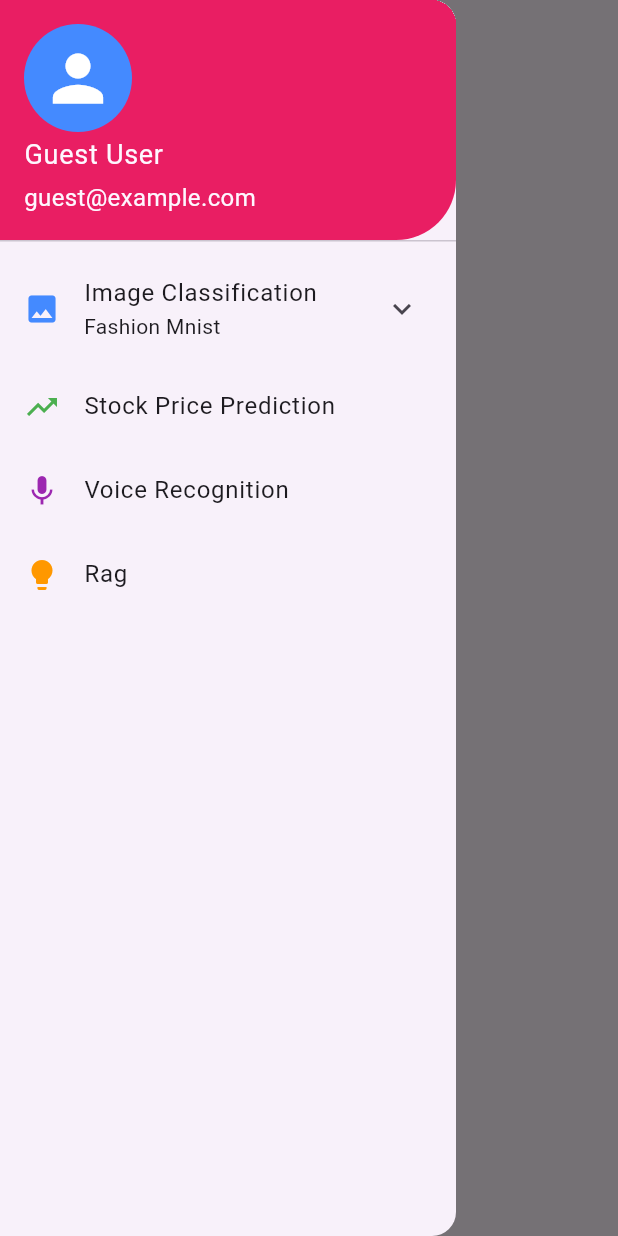
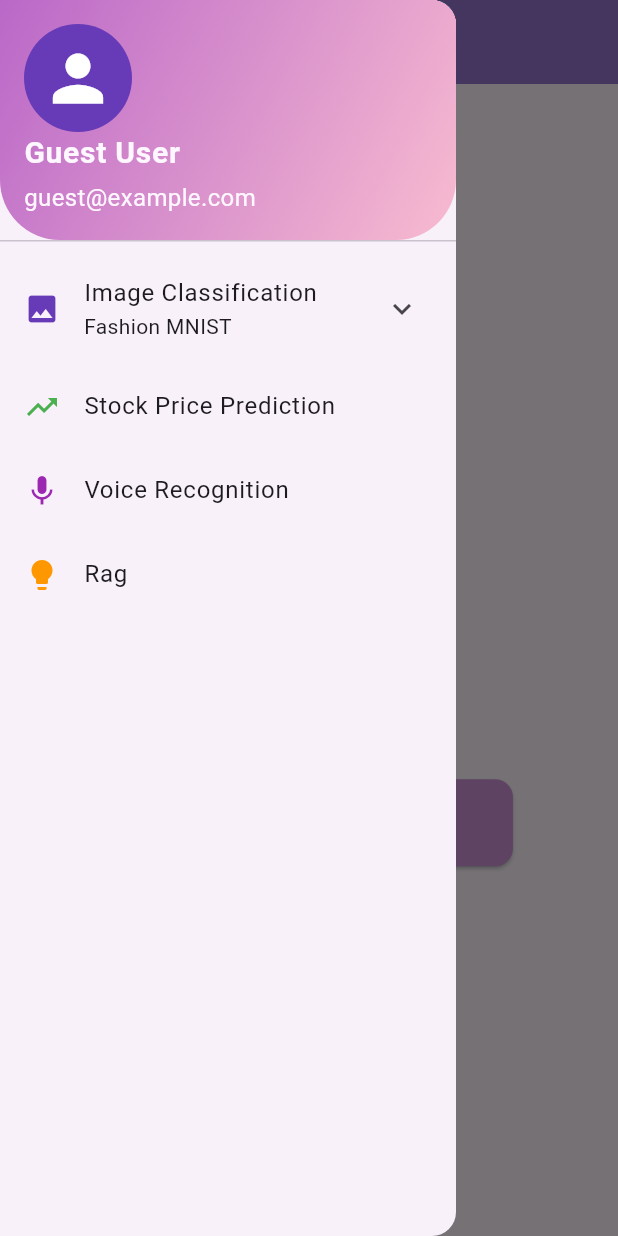
Before and after one commit to Soufiane4906/Flutter-Deep-Learning, a Flutter app: the HomePage screen opened directly with empty values, with the side drawer open, on a phone screen of 412 x 824 dp. Run offline on Flutter 3.47's test engine with Material 3 defaults, Android fonts, the phone set to English and light mode, and no system bars; our stand-ins replace firebase_auth, firebase_core, fl_chart, flutter_dotenv, google_generative_ai, image_picker and 1 more; accounts and stored records are empty.

Commit message:
first commit

```diff
--- a/lib/Widgets/app_drawer.dart
+++ b/lib/Widgets/app_drawer.dart
@@ -1,6 +1,7 @@
 import 'package:flutter/material.dart';
+import '../pages/stock.dart';  // Ensure this is correctly imported
 import '../pages/voice_recognition_page.dart';
-import '../pages/cnn_page.dart'; // Import CNN page
+import '../pages/cnn_page.dart';
 import '../pages/ann_page.dart';
 
 class AppDrawer extends StatelessWidget {
@@ -14,33 +15,41 @@ class AppDrawer extends StatelessWidget {
     return Drawer(
       child: Column(
         children: [
+          // Header with User Info
           UserAccountsDrawerHeader(
             accountName: Text(
               name.isNotEmpty ? name : 'Guest User',
-              style: const TextStyle(fontSize: 18),
+              style: const TextStyle(fontSize: 20, fontWeight: FontWeight.bold),
             ),
             accountEmail: Text(
               email.isNotEmpty ? email : 'guest@example.com',
               style: const TextStyle(fontSize: 16),
             ),
             currentAccountPicture: const CircleAvatar(
-              backgroundColor: Colors.blueAccent,
+              backgroundColor: Colors.deepPurple,
               child: Icon(Icons.person, size: 50, color: Colors.white),
             ),
-            decoration: const BoxDecoration(
-              color: Colors.pink,
-              borderRadius: BorderRadius.only(
+            decoration: BoxDecoration(
+              gradient: LinearGradient(
+                colors: [Colors.purple.shade300, Colors.pink.shade100],
+                begin: Alignment.topLeft,
+                end: Alignment.bottomRight,
+              ),
+              borderRadius: const BorderRadius.only(
                 bottomRight: Radius.circular(40),
+                bottomLeft: Radius.circular(40),
               ),
             ),
           ),
+
+          // Navigation Section: Image Classification
           ExpansionTile(
-            leading: const Icon(Icons.image, color: Colors.blueAccent),
+            leading: const Icon(Icons.image, color: Colors.deepPurple),
             title: const Text("Image Classification"),
-            subtitle: const Text("Fashion Mnist"),
+            subtitle: const Text("Fashion MNIST", style: TextStyle(fontSize: 14)),
             children: [
               ListTile(
-                title: const Text("ANN"),
+                title: const Text("ANN", style: TextStyle(fontSize: 16)),
                 onTap: () {
                   Navigator.of(context).pop();
                   Navigator.of(context).push(
@@ -49,7 +58,7 @@ class AppDrawer extends StatelessWidget {
                 },
               ),
               ListTile(
-                title: const Text("CNN"),
+                title: const Text("CNN", style: TextStyle(fontSize: 16)),
                 onTap: () {
                   Navigator.of(context).pop();
                   Navigator.of(context).push(
@@ -59,17 +68,23 @@ class AppDrawer extends StatelessWidget {
               ),
             ],
           ),
+
+          // Stock Price Prediction
           ListTile(
             leading: const Icon(Icons.trending_up, color: Colors.green),
-            title: const Text("Stock Price Prediction"),
+            title: const Text("Stock Price Prediction", style: TextStyle(fontSize: 16)),
             onTap: () {
               Navigator.of(context).pop();
-              // TODO: Navigate to Stock Price Prediction screen
+              Navigator.of(context).push(
+                MaterialPageRoute(builder: (context) => StockPredictionPage()), // Corrected navigation
+              );
             },
           ),
+
+          // Voice Recognition
           ListTile(
-            leading: Icon(Icons.mic, color: Colors.purple),
-            title: Text("Voice Recognition"),
+            leading: const Icon(Icons.mic, color: Colors.purple),
+            title: const Text("Voice Recognition", style: TextStyle(fontSize: 16)),
             onTap: () {
               Navigator.of(context).pop();
               Navigator.of(context).push(
@@ -77,9 +92,11 @@ class AppDrawer extends StatelessWidget {
               );
             },
           ),
+
+          // Rag Section
           ListTile(
             leading: const Icon(Icons.lightbulb, color: Colors.orange),
-            title: const Text("Rag"),
+            title: const Text("Rag", style: TextStyle(fontSize: 16)),
             onTap: () {
               Navigator.of(context).pop();
               // TODO: Navigate to Rag screen
--- a/lib/pages/home_page.dart
+++ b/lib/pages/home_page.dart
@@ -1,5 +1,6 @@
 import 'package:flutter/material.dart';
 import '../Widgets/app_drawer.dart'; // Import the AppDrawer
+import '../pages/voice_recognition_page.dart'; // Add other pages
 
 class HomePage extends StatelessWidget {
   final String name;
@@ -12,10 +13,48 @@ class HomePage extends StatelessWidget {
     return Scaffold(
       appBar: AppBar(
         title: const Text("Home Page"),
+        backgroundColor: Colors.deepPurple.shade300, // Matching with AppDrawer
       ),
       drawer: AppDrawer(name: name, email: email), // Pass name and email to AppDrawer
-      body: Center(
-        child: const Text("Welcome to the Home Page!"),
+      body: Padding(
+        padding: const EdgeInsets.all(16.0),
+        child: Center(
+          child: Column(
+            mainAxisAlignment: MainAxisAlignment.center,
+            crossAxisAlignment: CrossAxisAlignment.center,
+            children: [
+              const Icon(Icons.home, size: 100, color: Colors.deepPurple),
+              const SizedBox(height: 20),
+              Text(
+                "Welcome, $name!",
+                style: const TextStyle(fontSize: 24, fontWeight: FontWeight.bold, color: Colors.deepPurple),
+              ),
+              const SizedBox(height: 10),
+              Text(
+                "You're logged in as $email",
+                style: const TextStyle(fontSize: 16, color: Colors.black45),
+              ),
+              const SizedBox(height: 30),
+              ElevatedButton(
+                onPressed: () {
+                  // Navigate to the Voice Recognition Page or any other functionality
+                  Navigator.push(
+                    context,
+                    MaterialPageRoute(builder: (context) =>  VoiceRecognitionPage()),
+                  );
+                },
+                style: ElevatedButton.styleFrom(
+                  backgroundColor: Colors.purple.shade200,
+                  padding: const EdgeInsets.symmetric(vertical: 16, horizontal: 40),
+                  shape: RoundedRectangleBorder(
+                    borderRadius: BorderRadius.circular(12),
+                  ),
+                ),
+                child: const Text('Start Voice Recognition', style: TextStyle(fontSize: 18)),
+              ),
+            ],
+          ),
+        ),
       ),
     );
   }
--- a/pubspec.yaml
+++ b/pubspec.yaml
@@ -24,6 +24,8 @@ dependencies:
   file_picker: ^5.2.3
   path_provider: ^2.0.11
   http_parser: ^4.0.0
+  flutter_dotenv: ^5.0.2
+  fl_chart: 0.36.0  # A more stable version that might not have this issue.
 
 dev_dependencies:
   flutter_test:
```
Also changed, not shown: lib/pages/ann_page.dart (+43 -14 lines), lib/pages/cnn_page.dart (+43 -14 lines), lib/pages/login_page..dart (+14 -17 lines), lib/pages/sign_up_page.dart (+18 -21 lines), lib/pages/stock.dart (added, +167 -0 lines), lib/pages/voice_recognition_page.dart (+44 -29 lines), pubspec.lock, 3 other files.
